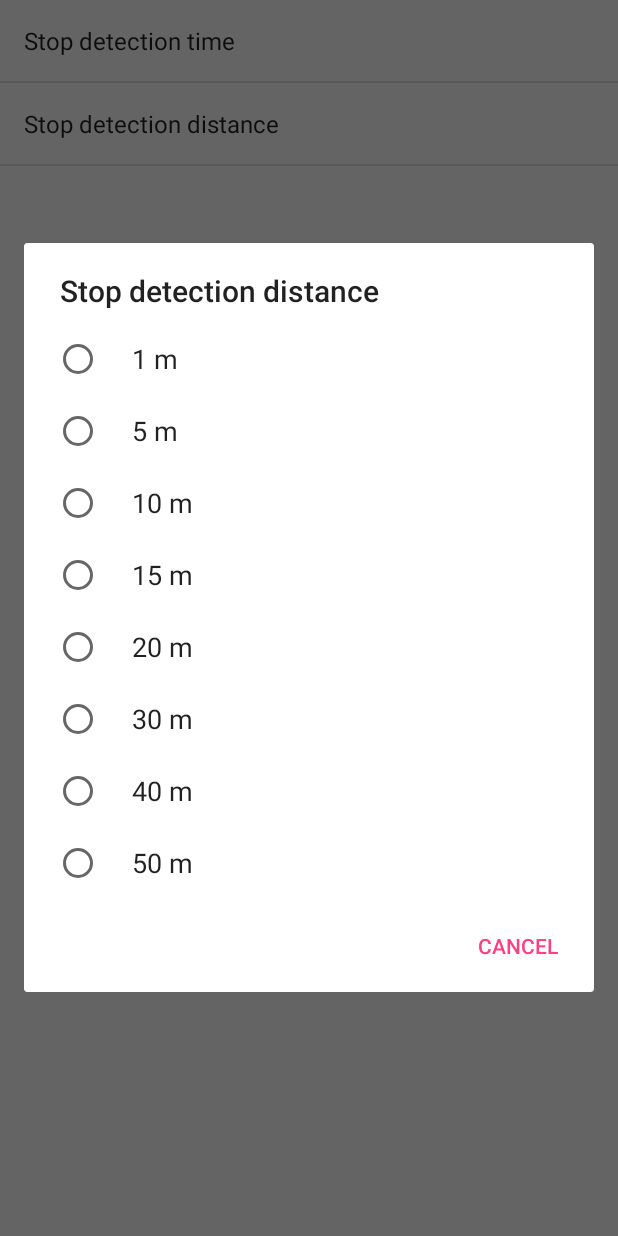
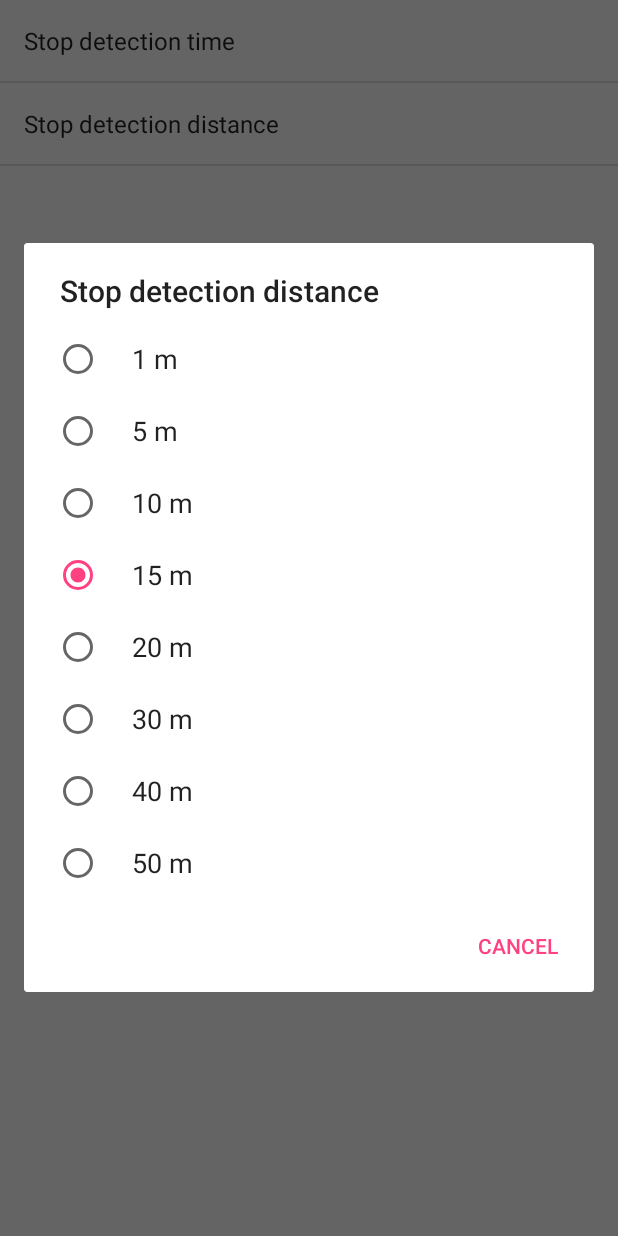
Before and after one commit to Kotomaro/Feet3, an Android app: the Feet3Preferences screen opened directly, with no data from a screen before it, after a tap on "Stop detection distance", on a phone screen of 412 x 824 dp. Run offline under Robolectric (Android 15) with nearby library versions, the phone set to English and light mode, and no system bars.

Commit message:
fixed bug and highlights

```diff
--- a/app/src/main/java/main/feet3/PositionInfoActivity.java
+++ b/app/src/main/java/main/feet3/PositionInfoActivity.java
@@ -64,9 +64,9 @@ public class PositionInfoActivity extends AppCompatActivity {
         stops_history_listView.setOnItemClickListener(new AdapterView.OnItemClickListener() {
             @Override
             public void onItemClick(AdapterView<?> parent, final View view, int position, long id) {
-                //todo actions when click on an item
+
                 //initiate activity positionInfo
-
+                view.setSelected(true);
 
                 HashMap<String, String> item = (HashMap<String, String>) stops_history_listView.getItemAtPosition(position);
                 date = item.get(ListViewAdapter.FIRST_COLUMN);//get the item from the list
--- a/app/src/main/res/layout/activity_position_info.xml
+++ b/app/src/main/res/layout/activity_position_info.xml
@@ -30,6 +30,7 @@
         android:layout_alignParentStart="true" />
 
     <ListView
+
         android:layout_width="wrap_content"
         android:layout_height="wrap_content"
         android:id="@+id/posInfo_networks_list"
--- a/app/src/main/res/values/arrays.xml
+++ b/app/src/main/res/values/arrays.xml
@@ -27,7 +27,7 @@
         <item>600000</item>
     </string-array>
 
-    <string-array name="stop_detection_distance">
+    <string-array name="stop_detection_distance_meters">
         <item>1 m</item>
         <item>5 m</item>
         <item>10 m</item>
@@ -37,4 +37,14 @@
         <item>40 m</item>
         <item>50 m</item>
     </string-array>
+    <string-array name="stop_detection_distance">
+        <item>1</item>
+        <item>5</item>
+        <item>10</item>
+        <item>15</item>
+        <item>20</item>
+        <item>30</item>
+        <item>40</item>
+        <item>50</item>
+    </string-array>
 </resources>
--- a/app/src/main/res/xml/app_preferences.xml
+++ b/app/src/main/res/xml/app_preferences.xml
@@ -11,7 +11,7 @@
     <ListPreference
     android:defaultValue="15"
     android:title="@string/preferences_stop_detection_distance_title"
-    android:entries="@array/stop_detection_distance"
+    android:entries="@array/stop_detection_distance_meters"
     android:entryValues="@array/stop_detection_distance"
     android:persistent="true"
     android:key="@string/stop_detection_distance" />
```
